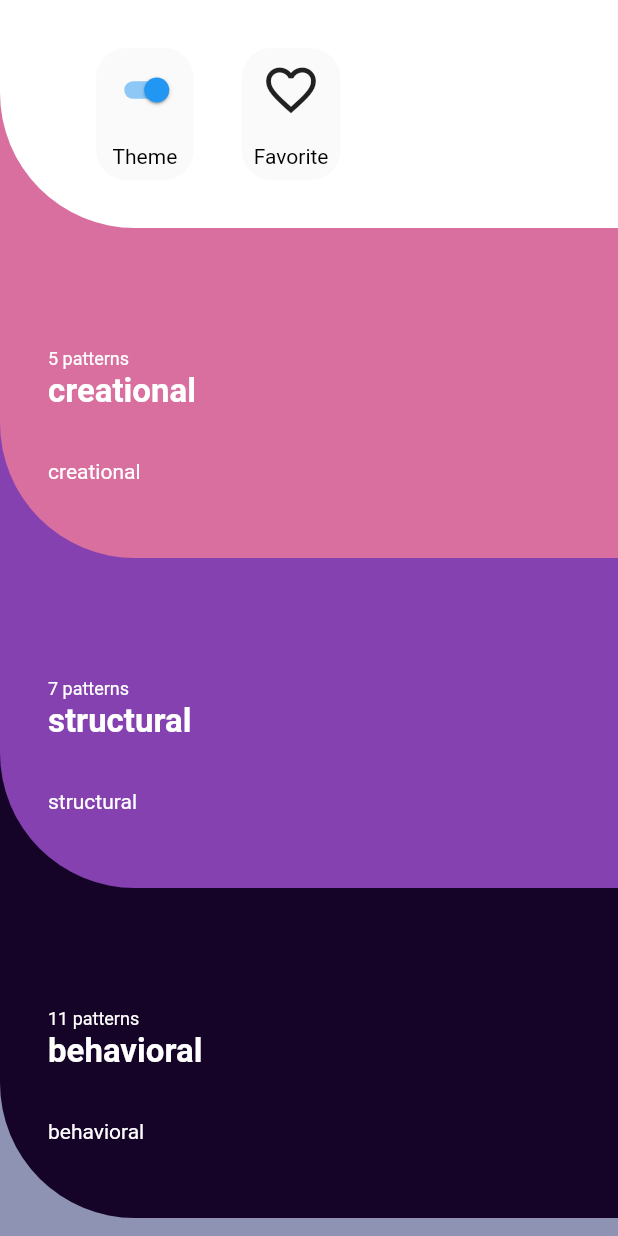
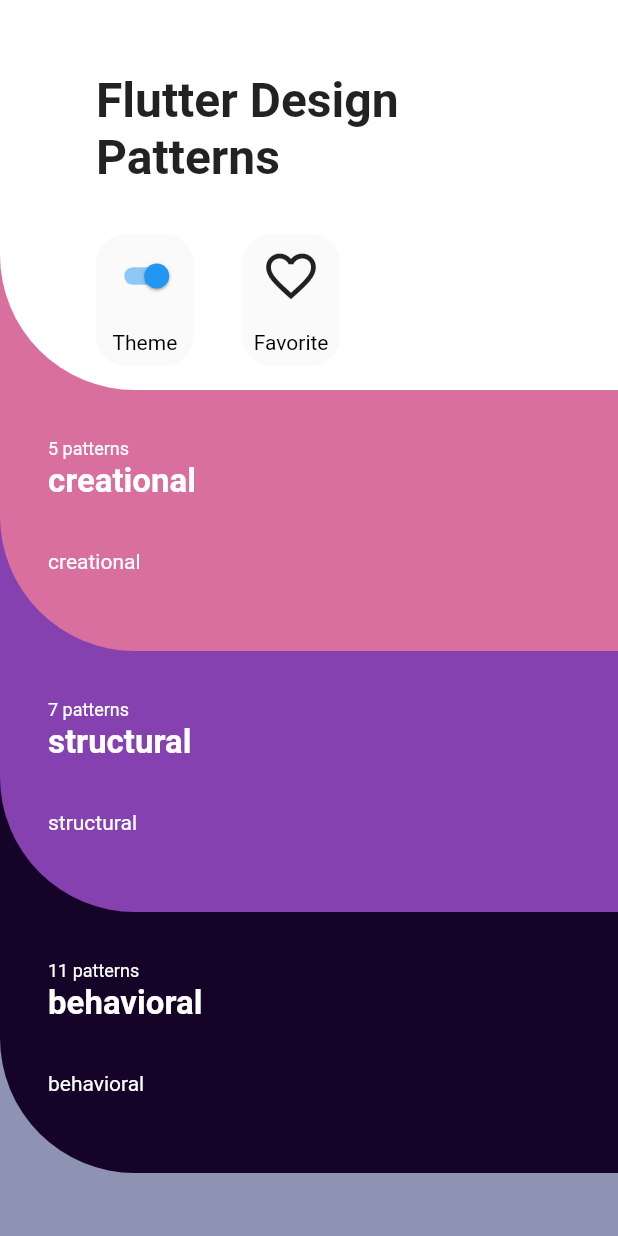
Before and after one commit to egrischenkov/flutter_design_patterns_app, a Flutter app: the screen it shows after launch, on a phone screen of 412 x 824 dp. Run offline on Flutter 3.47's test engine with Material 2 defaults, Android fonts, the light colour scheme and no system bars.

Commit message:
2021-08-30 version: 1.0.0+1 Dev: create catalog page
1. integrate Hero widgets;
2. realize second variant of appbar;
3. implement UI of catalog page.

```diff
--- a/lib/logic/navigation/app_router.dart
+++ b/lib/logic/navigation/app_router.dart
@@ -32,7 +32,6 @@
 import '../../ui/pattern_widgets/visitor_pattern_widget.dart';
 
 class AppRouter {
-
   const AppRouter._();
 
   static _checkArgument<T>(Object? arg) {
@@ -48,7 +47,8 @@
   ) {
     final designPattern = _checkArgument<DesignPattern>(routeSettings.arguments);
     return MaterialPageRoute(
-      builder: (context) => PageStateFactory(concreteState: () => DetailsPageState(
+      builder: (context) => PageStateFactory(
+        concreteState: () => DetailsPageState(
           designPattern: designPattern,
           innerWidget: innerWidget,
         ),
@@ -68,9 +68,14 @@
           builder: (context) => PageStateFactory(concreteState: () => MainPageState(patternTypes)),
         );
       case Navigation.categoryRoute:
-        final patternType = _checkArgument<DesignPatternType>(routeSettings.arguments);
+        final argument = _checkArgument<Map<String, dynamic>>(routeSettings.arguments);
         return MaterialPageRoute(
-          builder: (context) => PageStateFactory(concreteState: () => CategoryPageState(designPatternType: patternType)),
+          builder: (context) => PageStateFactory(
+            concreteState: () => CategoryPageState(
+              designPatternType: argument['pattern_type'],
+              color: argument['color'],
+            ),
+          ),
         );
       case Navigation.abstractFactoryRoute:
         return _buildDesignPatternDetailsPageRoute(routeSettings, AbstractFactoryPatternWidget());
--- a/lib/main.dart
+++ b/lib/main.dart
@@ -7,7 +7,6 @@
 void main() async {
   WidgetsFlutterBinding.ensureInitialized();
   await SystemChrome.setPreferredOrientations([DeviceOrientation.portraitUp]);
-
   runApp(App());
 }
 
@@ -16,6 +15,12 @@
   Widget build(BuildContext context) {
     return MaterialApp(
       title: 'Flutter Design Patterns App',
+      theme: ThemeData(
+        primarySwatch: Colors.blue,
+        appBarTheme: Theme.of(context)
+            .appBarTheme
+            .copyWith(brightness: Brightness.light),
+      ),
       navigatorKey: globalKey,
       onGenerateRoute: AppRouter.generateRoute,
     );
--- a/lib/ui/items/curved_list_item.dart
+++ b/lib/ui/items/curved_list_item.dart
@@ -7,6 +7,7 @@
   final String description;
   final Color nextColor;
   final Color color;
+  final VoidCallback onTap;
 
   const CurvedListItem({
     required this.title,
@@ -14,11 +15,14 @@
     required this.description,
     required this.color,
     required this.nextColor,
+    required this.onTap,
   });
 
   @override
   Widget build(BuildContext context) {
-    return Container(
+    return InkWell(
+      onTap: onTap,
+      child: Container(
         color: nextColor,
         child: Container(
           decoration: BoxDecoration(
@@ -30,8 +34,8 @@
           padding: const EdgeInsets.only(
             left: 32,
             right: 32,
-          top: 80.0,
-          bottom: 50,
+            top: 32,
+            bottom: 52,
           ),
           child: Column(
             crossAxisAlignment: CrossAxisAlignment.start,
@@ -50,6 +54,7 @@
             ],
           ),
         ),
+      ),
     );
   }
 }
--- a/lib/ui/pages/category_page_state.dart
+++ b/lib/ui/pages/category_page_state.dart
@@ -1,18 +1,37 @@
 import 'package:flutter/material.dart';
+
 import '../../entity/design_pattern_type.dart';
 import '../base_page_state.dart';
+import '../items/standard_list_item.dart';
+import '../widgets/vertical_space.dart';
 
 class CategoryPageState extends BasePageState {
   final DesignPatternType designPatternType;
+  final Color color;
+
+  CategoryPageState({required this.designPatternType, required this.color});
 
   @override
-  Color backgroundColor() => Colors.blue;
+  bool isCurvedAppBar() => false;
 
-  CategoryPageState({required this.designPatternType});
+  @override
+  Color backgroundColor() => color;
+
+  @override
+  String getTitle() => designPatternType.id;
 
   @override
   Widget buildBody() {
-    // TODO: implement buildBody
-    throw UnimplementedError();
+    return Container(
+      color: color,
+      child: ListView.separated(
+        padding: EdgeInsets.symmetric(vertical: 32, horizontal: 16),
+        itemCount: designPatternType.designPatterns.length,
+        itemBuilder: (context, index) {
+          return StandardListItem(designPattern: designPatternType.designPatterns[index]);
+        },
+        separatorBuilder: (context, _) => VerticalSpace(),
+      ),
+    );
   }
 }
--- a/lib/ui/pages/details_page_state.dart
+++ b/lib/ui/pages/details_page_state.dart
@@ -18,4 +18,7 @@
     throw UnimplementedError();
   }
 
+  @override
+  String getTitle() => designPattern.id;
+
 }
--- a/lib/ui/pages/init_page_state.dart
+++ b/lib/ui/pages/init_page_state.dart
@@ -22,6 +22,9 @@
   Widget? appBar() => null;
 
   @override
+  String? getTitle() => null;
+
+  @override
   Widget buildBody() {
     return Center(
       child: FlutterLogo(),
--- a/lib/ui/pages/main_page_state.dart
+++ b/lib/ui/pages/main_page_state.dart
@@ -1,7 +1,9 @@
 import 'package:flutter/material.dart';
 
 import '../../entity/design_pattern_type.dart';
+import '../../logic/navigation/app_router.dart';
 import '../../utils/app_colors.dart';
+import '../../utils/utils.dart';
 import '../base_page_state.dart';
 import '../items/curved_list_item.dart';
 
@@ -42,15 +44,23 @@
         padding: EdgeInsets.zero,
         itemCount: patternTypes.length,
         itemBuilder: (context, index) {
+          var designPatternType = patternTypes[index];
           return CurvedListItem(
-            title: patternTypes[index].id,
-            subtitle: '${patternTypes[index].designPatterns.length} patterns',
-            description: patternTypes[index].id,
+            title: designPatternType.id,
+            subtitle: '${designPatternType.designPatterns.length} patterns',
+            description: designPatternType.id,
             color: _colorSwitcher(index),
             nextColor: _colorSwitcher(index + 1),
+            onTap: () => navigate(
+              Navigation.categoryRoute,
+              argument: {'pattern_type': designPatternType, 'color': _colorSwitcher(index)},
+            ),
           );
         },
       ),
     );
   }
+
+  @override
+  String? getTitle() => 'Flutter Design Patterns';
 }
--- /dev/null
+++ b/lib/ui/widgets/appbar/curved_app_bar_widget.dart
@@ -0,0 +1,74 @@
+import 'package:flutter/material.dart';
+
+import '../../items/app_bar_item.dart';
+import '../horizontal_space.dart';
+import '../vertical_space.dart';
+
+class CurvedAppBarWidget extends StatelessWidget {
+  final String title;
+  final Color backgroundColor;
+  final Color color;
+
+  const CurvedAppBarWidget({
+    required this.title,
+    required this.color,
+    required this.backgroundColor,
+  });
+
+  @override
+  Widget build(BuildContext context) {
+    return Container(
+      color: backgroundColor,
+      child: Container(
+        decoration: BoxDecoration(
+          color: color,
+          borderRadius: const BorderRadius.only(
+            bottomLeft: Radius.circular(90.0),
+          ),
+        ),
+        padding: const EdgeInsets.symmetric(
+          vertical: 16,
+          horizontal: 64,
+        ),
+        child: Padding(
+          padding: const EdgeInsets.only(top: 32),
+          child: Column(
+            mainAxisSize: MainAxisSize.min,
+            crossAxisAlignment: CrossAxisAlignment.start,
+            children: [
+              Text(
+                title,
+                style: TextStyle(fontSize: 32, fontWeight: FontWeight.bold),
+              ),
+              VerticalSpace(32),
+              Row(
+                mainAxisAlignment: MainAxisAlignment.start,
+                crossAxisAlignment: CrossAxisAlignment.end,
+                children: [
+                  Hero(
+                    tag: 'theme_switch_widget',
+                    child: AppBarItem(
+                        Switch(
+                          onChanged: (_) {},
+                          value: true,
+                        ),
+                        'Theme'),
+                  ),
+                  HorizontalSpace(32),
+                  Hero(
+                    tag: 'favorite_widget',
+                    child: AppBarItem(
+                        Icon(
+                          Icons.favorite_border,
+                        ),
+                        'Favorite'),
+                  ),
+                ],
+              ),
+            ],
+          ),
+        ),
+      ),
+    );
+  }
+}
--- a/lib/ui/widgets/curved_app_bar_widget.dart
+++ /dev/null
@@ -1,41 +0,0 @@
-import 'package:flutter/material.dart';
-import '../items/app_bar_item.dart';
-import 'horizontal_space.dart';
-
-class CurvedAppBar extends StatelessWidget {
-  final Color backgroundColor;
-  final Color color;
-
-  const CurvedAppBar({
-    required this.color,
-    required this.backgroundColor,
-  });
-
-  @override
-  Widget build(BuildContext context) {
-    return Container(
-      color: backgroundColor,
-      child: Container(
-        decoration: BoxDecoration(
-          color: color,
-          borderRadius: const BorderRadius.only(
-            bottomLeft: Radius.circular(90.0),
-          ),
-        ),
-        padding: const EdgeInsets.symmetric(
-          vertical: 32,
-          horizontal: 64,
-        ),
-        child: Row(
-          mainAxisAlignment: MainAxisAlignment.start,
-          crossAxisAlignment: CrossAxisAlignment.end,
-          children: [
-            AppBarItem(Switch(onChanged: (_){}, value: true, ), 'Theme'),
-            HorizontalSpace(32),
-            AppBarItem(Icon(Icons.favorite_border,), 'Favorite'),
-          ],
-        ),
-      ),
-    );
-  }
-}
```
Also changed, not shown: lib/ui/base_page_state.dart (+18 -6 lines), lib/ui/items/standard_list_item.dart (added, +33 -0 lines), lib/ui/widgets/appbar/standard_app_bar_widget.dart (added, +26 -0 lines), lib/utils/app_colors.dart (+8 -0 lines). Lines whose indentation alone changed are shown as unchanged.
